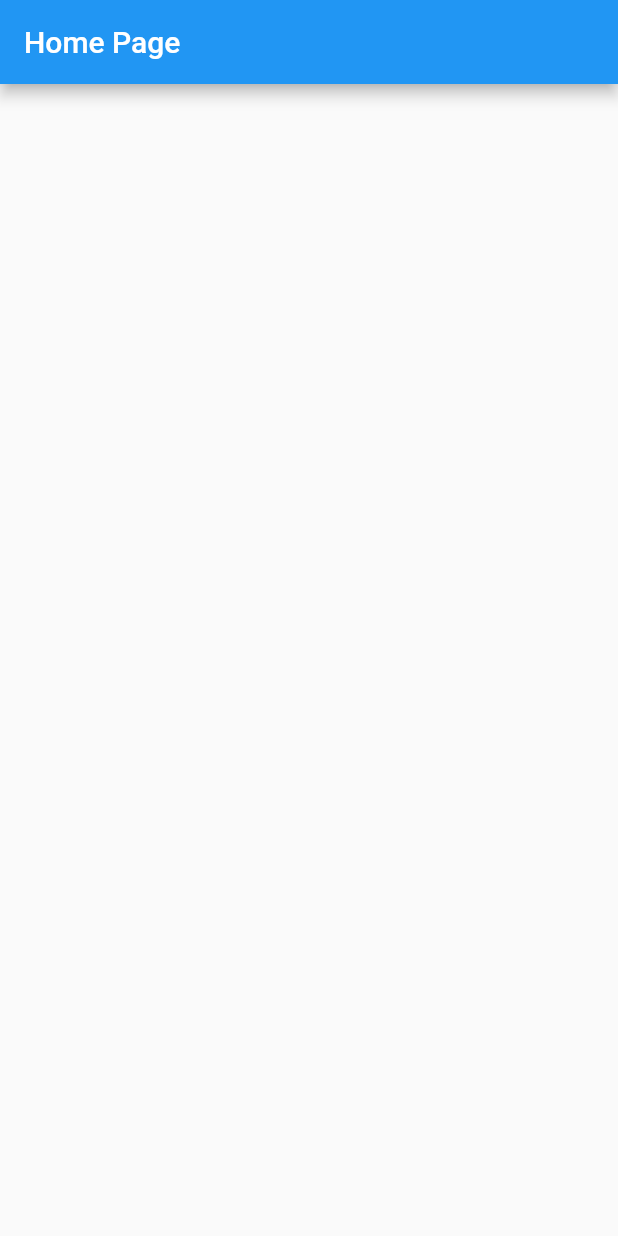
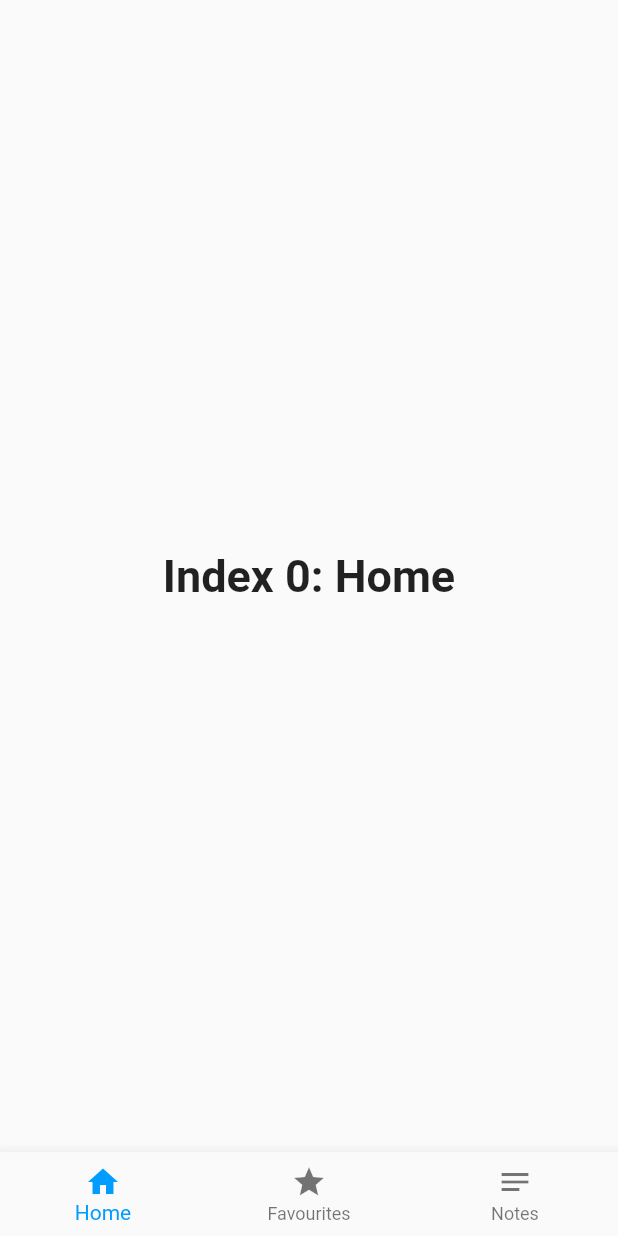
Before and after one commit to ratulsarker/LocateIT_s, a Flutter app: the screen it shows after launch, on a phone screen of 412 x 824 dp. Run offline on Flutter 3.47's test engine with Material 2 defaults, Android fonts, the phone set to English and light mode, and no system bars.

Commit message:
main updated and home page struct created

```diff
--- a/lib/main.dart
+++ b/lib/main.dart
@@ -13,104 +13,69 @@ class MyApp extends StatelessWidget {
   Widget build(BuildContext context) {
     return MaterialApp(
       title: 'Flutter Demo',
-      theme: ThemeData(
-        // This is the theme of your application.
-        //
-        // Try running your application with "flutter run". You'll see the
-        // application has a blue toolbar. Then, without quitting the app, try
-        // changing the primarySwatch below to Colors.green and then invoke
-        // "hot reload" (press "r" in the console where you ran "flutter run",
-        // or simply save your changes to "hot reload" in a Flutter IDE).
-        // Notice that the counter didn't reset back to zero; the application
-        // is not restarted.
-        primarySwatch: Colors.blue,
-      ),
-      home: HomePage(),
+      home: MyStatefulWidget(),
     );
   }
 }
 
-class MyHomePage extends StatefulWidget {
-  const MyHomePage({Key? key, required this.title}) : super(key: key);
-
-  // This widget is the home page of your application. It is stateful, meaning
-  // that it has a State object (defined below) that contains fields that affect
-  // how it looks.
-
-  // This class is the configuration for the state. It holds the values (in this
-  // case the title) provided by the parent (in this case the App widget) and
-  // used by the build method of the State. Fields in a Widget subclass are
-  // always marked "final".
-
-  final String title;
+class MyStatefulWidget extends StatefulWidget {
+  const MyStatefulWidget({Key? key}) : super(key: key);
 
   @override
-  State<MyHomePage> createState() => _MyHomePageState();
+  State<MyStatefulWidget> createState() => _MyStatefulWidgetState();
 }
 
-class _MyHomePageState extends State<MyHomePage> {
-  int _counter = 0;
+class _MyStatefulWidgetState extends State<MyStatefulWidget> {
+  int _selectedIndex = 0;
+  static const TextStyle optionStyle =
+      TextStyle(fontSize: 30, fontWeight: FontWeight.bold);
+  static const List<Widget> _widgetOptions = <Widget>[
+    // All of these will change with containers
+    Text(
+      'Index 0: Home',
+      style: optionStyle,
+    ),
+    Text(
+      'Index 1: Business',
+      style: optionStyle,
+    ),
+    Text(
+      'Index 2: School',
+      style: optionStyle,
+    ),
+  ];
 
-  void _incrementCounter() {
+  void _onItemTapped(int index) {
     setState(() {
-      // This call to setState tells the Flutter framework that something has
-      // changed in this State, which causes it to rerun the build method below
-      // so that the display can reflect the updated values. If we changed
-      // _counter without calling setState(), then the build method would not be
-      // called again, and so nothing would appear to happen.
-      _counter++;
+      _selectedIndex = index;
     });
   }
 
   @override
   Widget build(BuildContext context) {
-    // This method is rerun every time setState is called, for instance as done
-    // by the _incrementCounter method above.
-    //
-    // The Flutter framework has been optimized to make rerunning build methods
-    // fast, so that you can just rebuild anything that needs updating rather
-    // than having to individually change instances of widgets.
     return Scaffold(
-      appBar: AppBar(
-        // Here we take the value from the MyHomePage object that was created by
-        // the App.build method, and use it to set our appbar title.
-        title: Text(widget.title),
+      body: Center(
+        child: _widgetOptions.elementAt(_selectedIndex),
       ),
-      body: Center(
-        // Center is a layout widget. It takes a single child and positions it
-        // in the middle of the parent.
-        child: Column(
-          // Column is also a layout widget. It takes a list of children and
-          // arranges them vertically. By default, it sizes itself to fit its
-          // children horizontally, and tries to be as tall as its parent.
-          //
-          // Invoke "debug painting" (press "p" in the console, choose the
-          // "Toggle Debug Paint" action from the Flutter Inspector in Android
-          // Studio, or the "Toggle Debug Paint" command in Visual Studio Code)
-          // to see the wireframe for each widget.
-          //
-          // Column has various properties to control how it sizes itself and
-          // how it positions its children. Here we use mainAxisAlignment to
-          // center the children vertically; the main axis here is the vertical
-          // axis because Columns are vertical (the cross axis would be
-          // horizontal).
-          mainAxisAlignment: MainAxisAlignment.center,
-          children: <Widget>[
-            const Text(
-              'You have pushed the button this many times:',
-            ),
-            Text(
-              '$_counter',
-              style: Theme.of(context).textTheme.headline4,
-            ),
-          ],
-        ),
+      bottomNavigationBar: BottomNavigationBar(
+        items: const <BottomNavigationBarItem>[
+          BottomNavigationBarItem(
+            icon: Icon(Icons.home),
+            label: 'Home',
+          ),
+          BottomNavigationBarItem(
+            icon: Icon(Icons.star),
+            label: 'Favourites',
+          ),
+          BottomNavigationBarItem(
+            icon: Icon(Icons.notes),
+            label: 'Notes',
+          ),
+        ],
+        currentIndex: _selectedIndex,
+        selectedItemColor: Color.fromRGBO(0, 156, 255, 1),
+        onTap: _onItemTapped,
       ),
-      floatingActionButton: FloatingActionButton(
-        onPressed: _incrementCounter,
-        tooltip: 'Increment',
-        child: const Icon(Icons.add),
-      ), // This trailing comma makes auto-formatting nicer for build methods.
     );
   }
 }
--- a/lib/ui/home_page.dart
+++ b/lib/ui/home_page.dart
@@ -3,6 +3,10 @@ import 'package:flutter/material.dart';
 class HomePage extends StatelessWidget {
   @override
   Widget build(BuildContext context) {
-    return Scaffold(appBar: AppBar(title: const Text('Home Page')));
+
+    return Scaffold(
+        // add body
+
+       );
   }
 }
```
